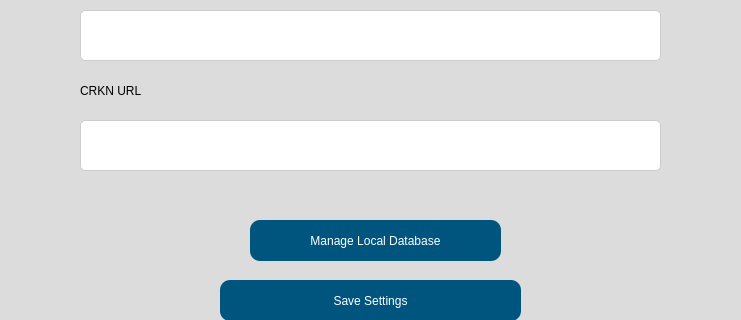
The window that src/user_interface/english_settingsPage.ui (eppenney/eBook-Perpetual-Access-Rights-Tracker) describes before a commit, drawn with Qt 5; both pictures show x 230 to 971 and y 450 to 770 of the 1183 by 877 pixel window.
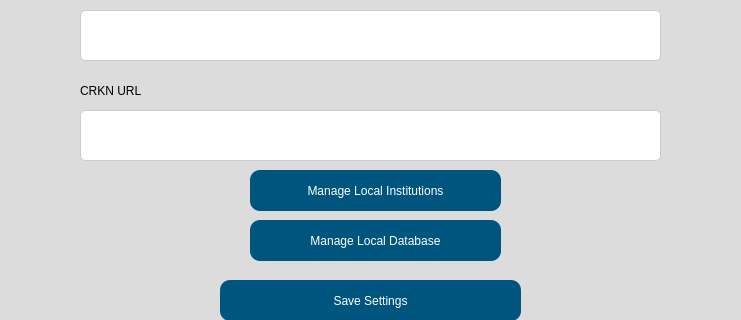
The same window after the commit. Icons and pictures are not drawn.

Commit message: Added manage_local_institution button with french ui options

Diff of the .ui file:
```diff
--- a/src/user_interface/english_settingsPage.ui
+++ b/src/user_interface/english_settingsPage.ui
@@ -389,7 +389,7 @@
     <property name="geometry">
      <rect>
       <x>320</x>
-      <y>570</y>
+      <y>560</y>
       <width>581</width>
       <height>51</height>
      </rect>
@@ -453,6 +453,41 @@
      <string>Manage Local Database</string>
     </property>
    </widget>
+   <widget class="QPushButton" name="manageInstitution">
+    <property name="geometry">
+     <rect>
+      <x>490</x>
+      <y>620</y>
+      <width>251</width>
+      <height>41</height>
+     </rect>
+    </property>
+    <property name="styleSheet">
+     <string notr="true">
+            QPushButton {
+                font: 75 16pt &quot;Arial&quot;;
+                background-color: rgb(0, 85, 127);
+                border-radius: 10px;
+                color: rgb(255, 255, 255);
+            }
+
+            QPushButton:hover {
+                background-color: rgb(0, 75, 117); /* Slightly darker color when hovered */
+            }
+
+            QPushButton:pressed {
+                background-color: rgb(0, 65, 107); /* Even darker color when clicked */
+            }
+            QPushButton:disabled {
+                background-color: rgb(180, 180, 180); /* Grey color for disabled state */
+                color: rgb(120, 120, 120); /* Darker text color for disabled state */
+            }
+        </string>
+    </property>
+    <property name="text">
+     <string>Manage Local Institutions</string>
+    </property>
+   </widget>
    <widget class="QTextEdit" name="addinstitution">
     <property name="geometry">
      <rect>
```
The commit also changes 6 other files.
